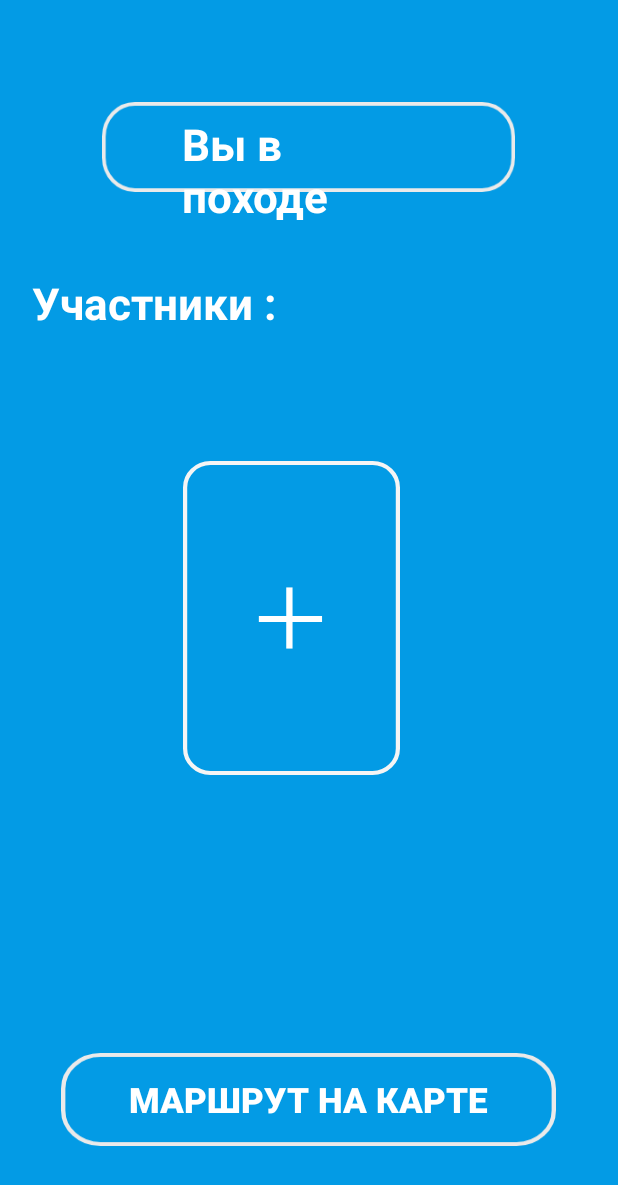
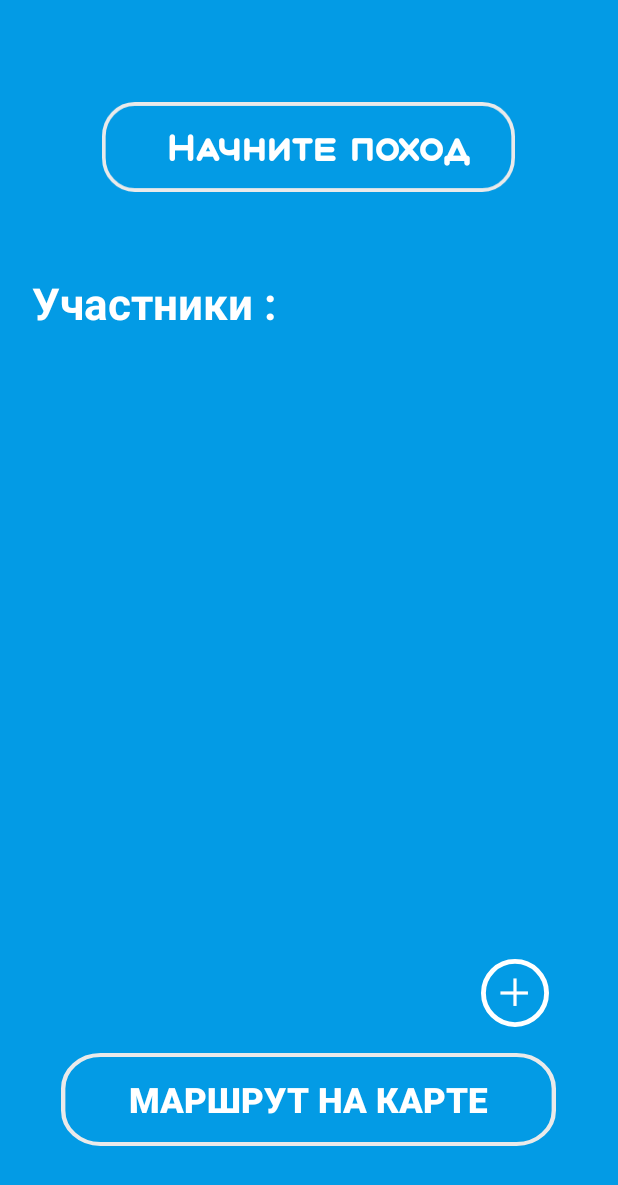
Before and after one commit to OSLL/circle21-camping, an Android app: the MainFragmentDD screen opened through its navigation route, on a phone screen of 412 x 824 dp. Shown: the top 1185 px of the screen. Run offline under Robolectric (Android 15) with nearby library versions, the phone set to English and light mode, and no system bars; our stand-ins replace data binding.

Commit message:
демо для показа

```diff
--- a/app/build.gradle
+++ b/app/build.gradle
@@ -6,7 +6,7 @@ apply plugin: 'kotlin-android-extensions'
 
 apply plugin: 'kotlin-kapt'
 
-apply plugin: "androidx.navigation.safeargs.kotlin"
+apply plugin: "androidx.navigation.safeargs"
 
 android {
     compileSdk 31
--- a/app/src/main/java/com/makentoshe/androidgithubcitemplate/adapter/LastPreparationAdapter.kt
+++ b/app/src/main/java/com/makentoshe/androidgithubcitemplate/adapter/LastPreparationAdapter.kt
@@ -14,6 +14,8 @@ class LastPreparationAdapter(private val userList: MutableList<dataPerson>) : Re
     inner class UserViewHolder(v: View) : RecyclerView.ViewHolder(v){
         val name: TextView = v.findViewById(R.id.second_name_id)
         val first_name: TextView = v.findViewById(R.id.first_name_id)
+        val age: TextView = v.findViewById(R.id.age_id)
+        val workLoad: TextView = v.findViewById(R.id.work_load)
     }
 
     override fun onCreateViewHolder(parent: ViewGroup, viewType: Int): UserViewHolder {
@@ -26,6 +28,8 @@ class LastPreparationAdapter(private val userList: MutableList<dataPerson>) : Re
         Log.d("MyLog","NotBag: ${userList.size}")
         holder.name.text = userList[position].name
         holder.first_name.text = userList[position].first_name
+        holder.age.text = userList[position].age
+        holder.workLoad.text = userList[position].workload
     }
     override fun getItemCount(): Int {
         return userList.size
--- a/app/src/main/java/com/makentoshe/androidgithubcitemplate/data/dataPerson.kt
+++ b/app/src/main/java/com/makentoshe/androidgithubcitemplate/data/dataPerson.kt
@@ -4,5 +4,7 @@ package com.makentoshe.androidgithubcitemplate.data
 
 data class dataPerson(
     val first_name: String,
-    val name: String
+    val name: String,
+    val age: String,
+    val workload: String
 )
--- a/app/src/main/java/com/makentoshe/androidgithubcitemplate/fragments/MainFragmentDD.kt
+++ b/app/src/main/java/com/makentoshe/androidgithubcitemplate/fragments/MainFragmentDD.kt
@@ -7,10 +7,10 @@ import android.view.View
 import android.view.ViewGroup
 import android.widget.Button
 import android.widget.ImageButton
+import android.widget.TextView
 import androidx.databinding.DataBindingUtil
 import androidx.fragment.app.Fragment
 import androidx.navigation.findNavController
-import androidx.navigation.fragment.navArgs
 import androidx.recyclerview.widget.LinearLayoutManager
 import androidx.recyclerview.widget.RecyclerView
 import com.makentoshe.androidgithubcitemplate.R
@@ -20,25 +20,37 @@ import com.makentoshe.androidgithubcitemplate.databinding.FragmentMainDDBinding
 
 
 class MainFragmentDD : Fragment() {
-    private lateinit var recv: RecyclerView
-    private lateinit var userList: ArrayList<dataPerson>
+    lateinit var recv: RecyclerView
+    lateinit var userList: ArrayList<dataPerson>
     private val layoutManager = LinearLayoutManager(context, LinearLayoutManager.HORIZONTAL, false)
-    private lateinit var adapter: LastPreparationAdapter
-    private lateinit var newUser : ImageButton
-    private lateinit var addindDthToRoadPlan: Button
-    private val args: MainFragmentDDArgs by navArgs()
+    lateinit var adapter: LastPreparationAdapter
+    lateinit var newUser : Button
+    lateinit var addindDthToRoadPlan: Button
+    private lateinit var yourHike: TextView
+
 
     override fun onCreateView(inflater: LayoutInflater, container: ViewGroup?, savedInstanceState: Bundle?): View {
         val binding: FragmentMainDDBinding = DataBindingUtil.inflate(inflater, R.layout.fragment_main_d_d, container, false)
-        val amountFirstName = args.nameArgs
-        val amountLastName = args.lastNameArgs
-        if (amountFirstName.isNotEmpty() && amountLastName.isNotEmpty()) {
-            createRecyclerItem(amountFirstName,amountLastName)
-        }
         userList = ArrayList()
         newUser = binding.addindBthAdd
         recv = binding.recyclerViewId3
-        recv.visibility = View.GONE
+        addindDthToRoadPlan = binding.addindBrhGoMap
+        adapter = LastPreparationAdapter(userList)
+        recv.adapter = adapter
+        recv.layoutManager = layoutManager
+        yourHike = binding.textYourHike
+
+
+        val firstNameFrag = arguments?.getString("firstNameBundle")
+        val lastNameFrag = arguments?.getString("LastNameBundle")
+        val ageFrag = arguments?.getString("Age")
+        val getIntArrayList = arguments?.getIntArray("WorkLoad")
+        val workLoad = getIntArrayList?.sum().toString()
+
+        if (!firstNameFrag.isNullOrEmpty() && !lastNameFrag.isNullOrEmpty() && !ageFrag.isNullOrEmpty()) {
+            yourHike.text = "Вы в походе"
+            createRecyclerItem(firstNameFrag,lastNameFrag, ageFrag, workLoad)
+        }
         newUser.setOnClickListener {
             view?.findNavController()?.navigate(MainFragmentDDDirections.actionMainFragmentDDToEditFragment())
         }
@@ -46,26 +58,26 @@ class MainFragmentDD : Fragment() {
         addindDthToRoadPlan.setOnClickListener {
             view?.findNavController()?.navigate(MainFragmentDDDirections.actionMainFragmentDDToNavigation3())
         }
-
-
         return binding.root
 }
 
     @SuppressLint("NotifyDataSetChanged")
-    fun createRecyclerItem(amountFirst: String, amountLast: String) {
+    fun createRecyclerItem(firstNameFrag: String, lastNameFrag: String, age: String, workLoad: String) {
         recv.visibility = View.VISIBLE
-        newUser.visibility = View.GONE
-        recv.layoutManager = layoutManager
         recv.setHasFixedSize(true)
-        recv.adapter = adapter
-        adapter = LastPreparationAdapter(userList)
         userList.add(
             dataPerson(
-                "Имя: $amountFirst",
-                "Фамилия: $amountLast ",
+                firstNameFrag,
+                lastNameFrag,
+                "$age лет",
+                "$workLoad кг"
             )
         )
         adapter.notifyDataSetChanged()
     }
 
+
+
+
+
 }
--- /dev/null
+++ b/app/src/main/res/drawable/new_workload.xml
@@ -0,0 +1,21 @@
+<vector xmlns:android="http://schemas.android.com/apk/res/android"
+    android:width="42dp"
+    android:height="42dp"
+    android:viewportWidth="42"
+    android:viewportHeight="42">
+  <path
+      android:pathData="M21,21m-19.5,0a19.5,19.5 0,1 1,39 0a19.5,19.5 0,1 1,-39 0"
+      android:strokeWidth="3"
+      android:fillColor="#00000000"
+      android:strokeColor="#ffffff"/>
+  <path
+      android:pathData="M21,12L21,29"
+      android:strokeWidth="2"
+      android:fillColor="#00000000"
+      android:strokeColor="#ffffff"/>
+  <path
+      android:pathData="M29,21L12,21"
+      android:strokeWidth="2"
+      android:fillColor="#00000000"
+      android:strokeColor="#ffffff"/>
+</vector>
--- a/app/src/main/res/layout/fragment_main_d_d.xml
+++ b/app/src/main/res/layout/fragment_main_d_d.xml
@@ -16,20 +16,20 @@
 
         <androidx.recyclerview.widget.RecyclerView
             android:id="@+id/recycler_view_id3"
-            android:layout_width="match_parent"
-            android:layout_height="307dp"
+            android:layout_width="412dp"
+            android:layout_height="match_parent"
             android:layout_alignParentStart="true"
             android:layout_alignParentLeft="true"
             android:layout_alignParentTop="true"
             android:layout_alignParentRight="true"
             android:layout_alignParentBottom="true"
             android:layout_marginStart="-1dp"
-            android:visibility="gone"
             android:layout_marginLeft="-1dp"
             android:layout_marginTop="243dp"
-            android:layout_marginRight="5dp"
-            android:layout_marginBottom="181dp"
-            android:orientation="horizontal" />
+            android:layout_marginRight="0dp"
+            android:layout_marginBottom="148dp"
+            android:orientation="horizontal"
+            android:visibility="gone" />
 
 
         <Button
@@ -43,6 +43,7 @@
             android:text="@string/hike_on_card"
             android:textSize="23sp"
             android:textStyle="bold" />
+
 
         <TextView
             android:id="@+id/textView2"
@@ -72,19 +73,42 @@
             android:layout_marginBottom="0dp">
 
 
-            <ImageButton
+            <Button
                 android:id="@+id/addindBthAdd"
-                android:layout_width="wrap_content"
-                android:layout_height="209dp"
-                android:layout_alignParentStart="true"
+                android:layout_width="45dp"
+                android:layout_height="45dp"
                 android:layout_alignParentEnd="true"
+                android:layout_alignParentBottom="true"
+                android:layout_marginEnd="46dp"
+                android:layout_marginRight="38dp"
+                android:layout_marginBottom="139dp"
+                android:background="@drawable/new_workload"
+                android:layout_alignParentRight="true" />
+
+            <TextView
+                android:id="@+id/text_your_hike"
+                android:layout_width="209dp"
+                android:layout_height="wrap_content"
+                android:layout_alignStart="@+id/imageView2"
+                android:layout_alignLeft="@+id/imageView2"
+                android:layout_alignTop="@+id/imageView2"
+                android:layout_alignEnd="@+id/imageView2"
+                android:layout_alignRight="@+id/imageView2"
+                android:layout_alignBottom="@+id/imageView2"
+                android:layout_centerHorizontal="true"
                 android:layout_centerVertical="true"
-                android:layout_marginStart="122dp"
-                android:layout_marginLeft="149dp"
-                android:layout_marginEnd="145dp"
-                android:layout_marginBottom="246dp"
-                android:background="@drawable/ic_new_personsvg" />
-        </RelativeLayout>
+                android:layout_marginStart="43dp"
+                android:layout_marginLeft="43dp"
+                android:layout_marginTop="14dp"
+                android:layout_marginEnd="23dp"
+                android:layout_marginRight="23dp"
+                android:layout_marginBottom="12dp"
+                android:fontFamily="@font/aqum_small_caps"
+                android:text="@string/your_hike"
+                android:textColor="@color/white"
+                android:textColorHighlight="@color/white"
+                android:textSize="25sp"
+                android:textStyle="bold" />
 
             <ImageView
                 android:id="@+id/imageView2"
@@ -95,25 +119,10 @@
                 android:layout_marginTop="68dp"
                 android:background="@drawable/ic_rectangle_1__3_"
                 android:shadowColor="@color/red" />
+        </RelativeLayout>
 
-        <TextView
-            android:layout_width="wrap_content"
-            android:layout_height="wrap_content"
-            android:layout_alignStart="@+id/imageView2"
-            android:layout_alignLeft="@+id/imageView2"
-            android:layout_alignEnd="@+id/imageView2"
-            android:layout_alignRight="@+id/imageView2"
-            android:layout_alignParentTop="true"
-            android:layout_marginStart="53dp"
-            android:layout_marginLeft="53dp"
-            android:layout_marginTop="76dp"
-            android:layout_marginEnd="52dp"
-            android:layout_marginRight="52dp"
-            android:text="@string/your_hike"
-            android:textColor="@color/white"
-            android:textColorHighlight="@color/white"
-            android:textSize="29sp"
-            android:textStyle="bold" />
+
+
     </RelativeLayout>
 
 </FrameLayout>
--- a/app/src/main/res/navigation/navigation.xml
+++ b/app/src/main/res/navigation/navigation.xml
@@ -10,17 +10,27 @@
         android:name="com.makentoshe.androidgithubcitemplate.fragments.EditFragment"
         android:label="fragment_edit"
         tools:layout="@layout/fragment_edit" >
+
         <action
             android:id="@+id/action_editFragment_to_mainFragmentDD"
             app:destination="@id/mainFragmentDD"
-            app:enterAnim="@anim/slide_out_left" >
-        <argument
-            android:name="name_args"
-            app:argType="string" />
-        <argument
-            android:name="last_name_args"
-            app:argType="string" />
+            app:enterAnim="@anim/slide_out_left">
+            <argument
+                android:name="firstNameBundle"
+                app:argType="string" />
+            <argument
+                android:name="LastNameBundle"
+                app:argType="string" />
+            <argument
+                android:name="Age"
+                app:argType="string" />
+            <argument
+                android:name="WorkLoad"
+                app:argType="integer[]" />
     </action>
+        <action
+            android:id="@+id/action_editFragment_to_workLoadFragment"
+            app:destination="@id/workLoadFragment" />
     </fragment>
     <navigation android:id="@+id/navigation3"
         app:startDestination="@id/mainActivity">
@@ -37,7 +47,8 @@
         <action
             android:id="@+id/action_mainFragmentDD_to_editFragment"
             app:destination="@id/editFragment"
-            app:enterAnim="@anim/slide_out_left" />
+            app:enterAnim="@anim/slide_out_left">
+        </action>
         <action
             android:id="@+id/action_mainFragmentDD_to_navigation3"
             app:destination="@id/navigation3"
@@ -53,4 +64,17 @@
             app:destination="@id/mainFragmentDD"
             app:enterAnim="@anim/slide_out_left" />
     </fragment>
+    <fragment
+        android:id="@+id/workLoadFragment"
+        android:name="com.makentoshe.androidgithubcitemplate.fragments.WorkLoadFragment"
+        android:label="WorkLoadFragment" >
+        <action
+            android:id="@+id/action_workLoadFragment_to_editFragment"
+            app:destination="@id/editFragment">
+            <argument
+                android:name="WorkLoadBundle"
+                app:argType="integer[]" />
+    </action>
+
+    </fragment>
 </navigation>
--- a/app/src/main/res/values/colors.xml
+++ b/app/src/main/res/values/colors.xml
@@ -20,4 +20,5 @@
     <color name="light_blue_A200">#FF40C4FF</color>
     <color name="light_blue_A400">#FF00B0FF</color>
     <color name="black_overlay">#66000000</color>
+    <color name="blue_person_item">#0793DA</color>
 </resources>
--- a/app/src/main/res/values/strings.xml
+++ b/app/src/main/res/values/strings.xml
@@ -11,7 +11,7 @@
     <string name="home">HOME</string>
     <string name="back">Back</string>
     <string name="the_participants">Участники :</string>
-    <string name="your_hike">Вы в походе</string>
+    <string name="your_hike">Начните поход</string>
     <string name="workload">Загруженность :</string>
     <string name="rest">Отдых :</string>
     <string name="enter_your_name">Введите свое имя</string>
```
Also changed, not shown: app/src/main/java/com/makentoshe/androidgithubcitemplate/fragments/EditFragment.kt (+30 -17 lines), app/src/main/java/com/makentoshe/androidgithubcitemplate/fragments/WorkLoadFragment.kt (added, +55 -0 lines), app/src/main/java/com/makentoshe/androidgithubcitemplate/fragments/editFragment.kt (deleted, +0 -54 lines), app/src/main/res/drawable/button_ready.xml (added, +14 -0 lines), app/src/main/res/layout/fragment_work_load.xml (added, +236 -0 lines), app/src/main/res/layout/person_item.xml (+36 -26 lines), app/src/main/res/layout-v21/activity_main_dd.xml (deleted). Lines whose indentation alone changed are shown as unchanged.
